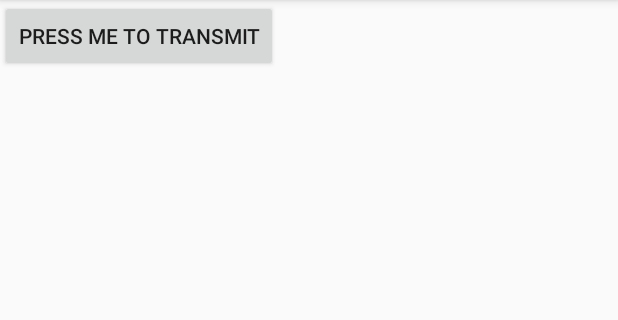
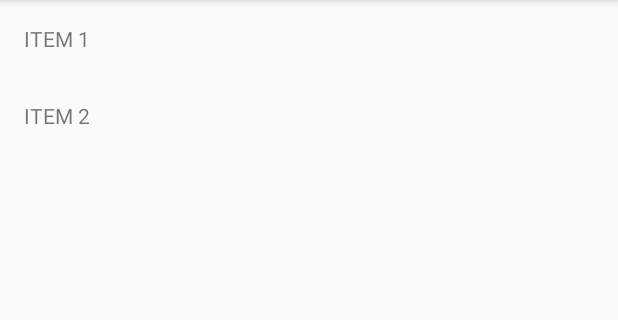
Before and after one commit to mariusgherman/androidfundamentals, an Android app: the screen it shows after launch (MainActivity), on a phone screen of 412 x 824 dp, the part 84-404 px from its top. Run offline under Robolectric (Android 15) with nearby library versions, the phone set to English and light mode, and no system bars.

Commit message:
week 6 - master detail implementation

```diff
--- a/app/src/main/AndroidManifest.xml
+++ b/app/src/main/AndroidManifest.xml
@@ -16,6 +16,10 @@
                 <category android:name="android.intent.category.LAUNCHER" />
             </intent-filter>
         </activity>
+
+        <activity
+            android:name=".MasterActivty"
+            android:screenOrientation="portrait" />
     </application>
 
 </manifest>
--- a/app/src/main/java/com/example/myapplication/Listener.java
+++ b/app/src/main/java/com/example/myapplication/Listener.java
@@ -1,6 +1,7 @@
 package com.example.myapplication;
 
 public interface Listener {
+    void showHelloFragment();
 
-    public void theseAreTheNumbers(int no1, int no2);
+    void showAnotherFragment();
 }
--- a/app/src/main/java/com/example/myapplication/MainActivity.java
+++ b/app/src/main/java/com/example/myapplication/MainActivity.java
@@ -1,27 +1,80 @@
 package com.example.myapplication;
 
+import android.content.Intent;
 import android.os.Bundle;
+import android.support.v4.app.Fragment;
 import android.support.v7.app.AppCompatActivity;
 import android.widget.Toast;
 
 public class MainActivity extends AppCompatActivity implements Listener {
+
+    private boolean userPressedBackForFirstTime = false;
+    private boolean isLandscape;
 
     @Override
     protected void onCreate(Bundle savedInstanceState) {
         super.onCreate(savedInstanceState);
         setContentView(R.layout.activity_main);
 
+        this.isLandscape = findViewById(R.id.detail) != null;
+
+        if (savedInstanceState == null) {
+            MasterFragment masterFragment = new MasterFragment();
+            masterFragment.setListener(this);
+            getSupportFragmentManager().beginTransaction()
+                    .add(R.id.master, masterFragment, MasterFragment.class.getSimpleName())
+                    .commit();
+        } else {
+            Fragment masterFragment = getSupportFragmentManager().findFragmentByTag(MasterFragment.class.getSimpleName());
+            if (masterFragment != null) {
+                ((MasterFragment) masterFragment).setListener(this);
+            }
+        }
+    }
+
+    @Override
+    public void showHelloFragment() {
+        if (isLandscape) {
+            addHelloFragment();
+        } else {
+            Intent intent = new Intent(this, MasterActivty.class);
+            intent.putExtra("whatToLoad", "hello");
+            startActivity(intent);
+        }
+    }
+
+    @Override
+    public void showAnotherFragment() {
+        if (isLandscape) {
+            addOtherFragment();
+        } else {
+            Intent intent = new Intent(this, MasterActivty.class);
+            intent.putExtra("whatToLoad", "another");
+            startActivity(intent);
+        }
+    }
+
+    private void addOtherFragment() {
+        getSupportFragmentManager().beginTransaction()
+                .replace(R.id.detail, new AnotherFragment(), AnotherFragment.class.getSimpleName())
+                .commit();
+    }
+
+    private void addHelloFragment() {
         HelloFragment fragment = new HelloFragment();
-        fragment.setListener(this);
-
         getSupportFragmentManager().beginTransaction()
-                .add(R.id.frame, fragment, HelloFragment.class.getSimpleName())
+                .replace(R.id.detail, fragment, HelloFragment.class.getSimpleName())
                 .commit();
     }
 
     @Override
-    public void theseAreTheNumbers(int no1, int no2) {
-        Toast.makeText(this, "These are the numbers, no1: " + no1 + " no2: " + no2, Toast.LENGTH_LONG)
-                .show();
+    public void onBackPressed() {
+        if (!userPressedBackForFirstTime) {
+            Toast.makeText(this, "To exit press back again", Toast.LENGTH_LONG)
+                    .show();
+            userPressedBackForFirstTime = true;
+        } else {
+            super.onBackPressed();
+        }
     }
 }
--- /dev/null
+++ b/app/src/main/java/com/example/myapplication/MasterFragment.java
@@ -0,0 +1,43 @@
+package com.example.myapplication;
+
+import android.os.Bundle;
+import android.support.annotation.NonNull;
+import android.support.annotation.Nullable;
+import android.support.v4.app.Fragment;
+import android.view.LayoutInflater;
+import android.view.View;
+import android.view.ViewGroup;
+
+public class MasterFragment extends Fragment {
+
+    private Listener listener;
+
+    @Nullable
+    @Override
+    public View onCreateView(@NonNull LayoutInflater inflater, @Nullable ViewGroup container, @Nullable Bundle savedInstanceState) {
+        return inflater.inflate(R.layout.master_fragment, container, false);
+    }
+
+    @Override
+    public void onViewCreated(@NonNull View view, @Nullable Bundle savedInstanceState) {
+        super.onViewCreated(view, savedInstanceState);
+
+        view.findViewById(R.id.item1).setOnClickListener(new View.OnClickListener() {
+            @Override
+            public void onClick(View v) {
+                listener.showHelloFragment();
+            }
+        });
+
+        view.findViewById(R.id.item2).setOnClickListener(new View.OnClickListener() {
+            @Override
+            public void onClick(View v) {
+                listener.showAnotherFragment();
+            }
+        });
+    }
+
+    public void setListener(Listener listener) {
+        this.listener = listener;
+    }
+}
--- /dev/null
+++ b/app/src/main/res/layout-land/activity_main.xml
@@ -0,0 +1,26 @@
+<?xml version="1.0" encoding="utf-8"?>
+<LinearLayout xmlns:android="http://schemas.android.com/apk/res/android"
+    android:layout_width="match_parent"
+    android:layout_height="match_parent"
+    android:orientation="horizontal"
+    android:weightSum="3">
+
+    <LinearLayout
+        android:id="@+id/master"
+        android:layout_width="0dp"
+        android:layout_height="match_parent"
+        android:layout_weight="1"
+        android:orientation="vertical">
+
+    </LinearLayout>
+
+    <LinearLayout
+        android:id="@+id/detail"
+        android:layout_width="0dp"
+        android:layout_height="match_parent"
+        android:layout_weight="2"
+        android:orientation="horizontal">
+
+    </LinearLayout>
+
+</LinearLayout>
--- a/app/src/main/res/layout/activity_main.xml
+++ b/app/src/main/res/layout/activity_main.xml
@@ -7,7 +7,7 @@
     tools:context=".MainActivity">
 
     <FrameLayout
-        android:id="@+id/frame"
+        android:id="@+id/master"
         android:layout_width="match_parent"
         android:layout_height="match_parent"
         app:layout_constraintBottom_toBottomOf="parent"
--- /dev/null
+++ b/app/src/main/res/layout/master_fragment.xml
@@ -0,0 +1,23 @@
+<?xml version="1.0" encoding="utf-8"?>
+<LinearLayout xmlns:android="http://schemas.android.com/apk/res/android"
+    android:layout_width="match_parent"
+    android:layout_height="match_parent"
+    android:orientation="vertical">
+
+    <TextView
+        android:id="@+id/item1"
+        android:layout_width="match_parent"
+        android:layout_height="wrap_content"
+        android:padding="16dp"
+        android:text="Item 1"
+        android:textAllCaps="true" />
+
+    <TextView
+        android:id="@+id/item2"
+        android:layout_width="match_parent"
+        android:layout_height="wrap_content"
+        android:padding="16dp"
+        android:text="Item 2"
+        android:textAllCaps="true" />
+
+</LinearLayout>
```
Also changed, not shown: app/src/main/java/com/example/myapplication/HelloFragment.java (+2 -7 lines), app/src/main/java/com/example/myapplication/MasterActivty.java (added, +34 -0 lines), app/src/main/res/layout/master_activity.xml (added, +7 -0 lines).
